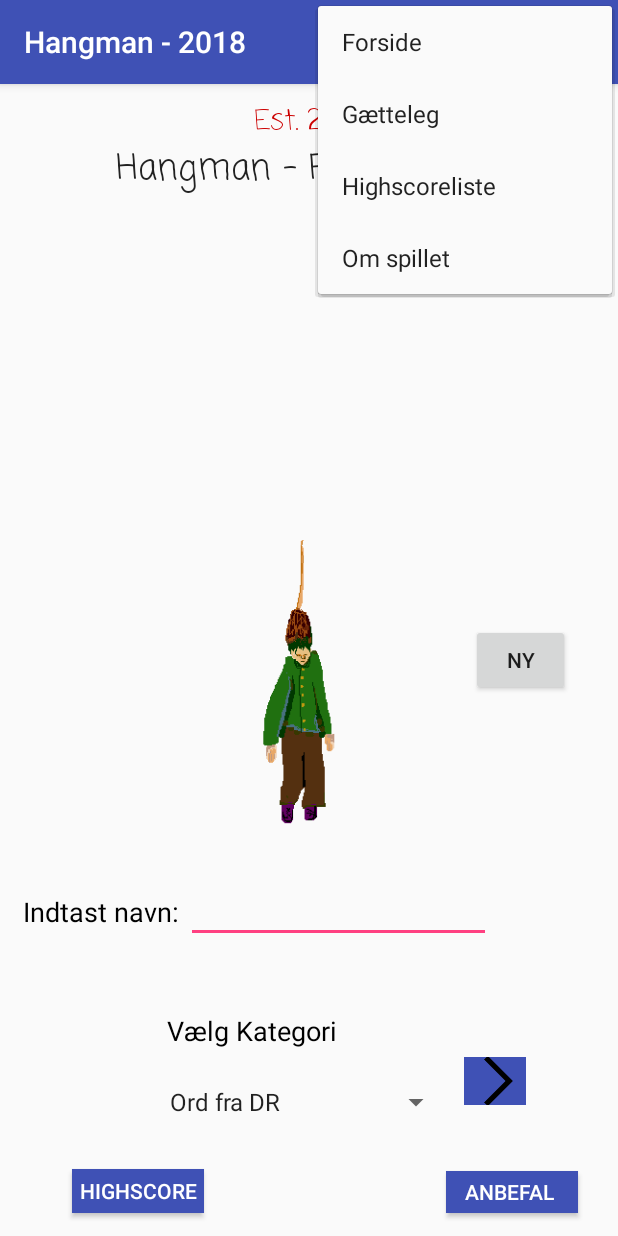
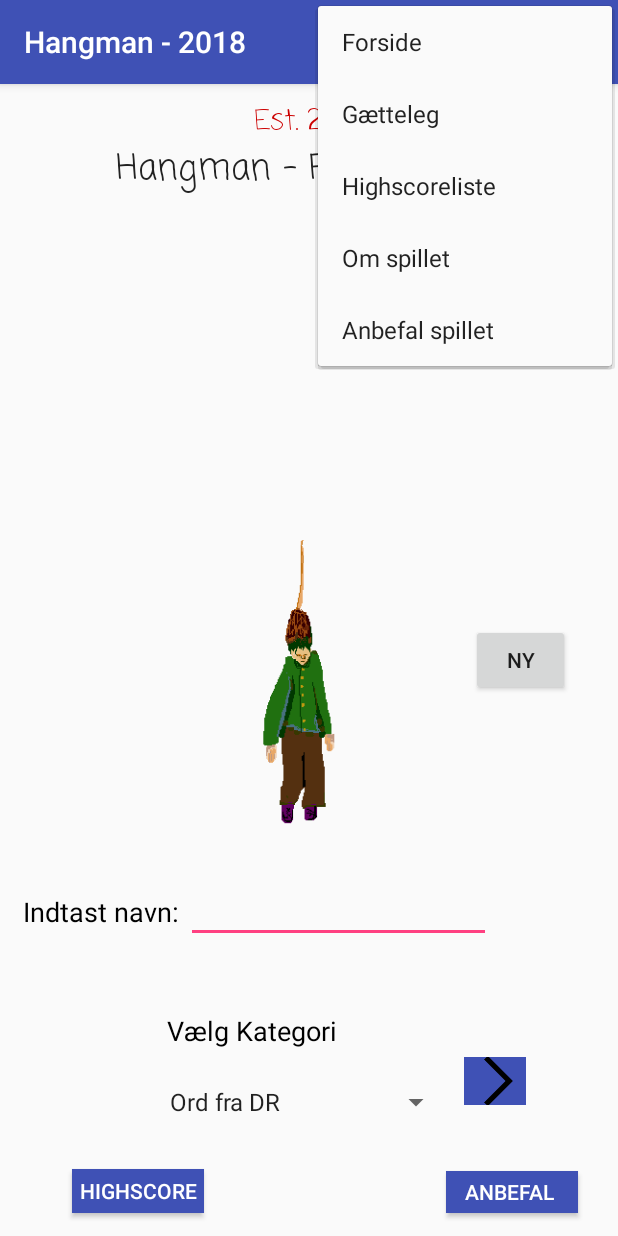
Before and after one commit to nicovahman/SplashProjekt, an Android app: the screen it shows after launch (HomeActivity), with the options menu open, on a phone screen of 412 x 824 dp. Run offline under Robolectric (Android 15) with nearby library versions, the phone set to English and light mode, and no system bars.

Commit message:
Man kan nu anbefale spillet til en ven. ette er naturligvis lavet for sjov, men for at virke realistisk.

```diff
--- a/app/src/main/java/com/example/nicolasvahman/splashprojekt/Highscore.java
+++ b/app/src/main/java/com/example/nicolasvahman/splashprojekt/Highscore.java
@@ -29,9 +29,7 @@ public class Highscore extends AppCompatActivity {
     protected void onCreate(Bundle savedInstanceState) {
         super.onCreate(savedInstanceState);
         setContentView(R.layout.activity_highscore);
-        //setTitle("Highscore liste");
 
-        getSupportActionBar().hide();
 
 
         listView = (ListView) findViewById(R.id.hsl);
--- a/app/src/main/java/com/example/nicolasvahman/splashprojekt/HomeActivity.java
+++ b/app/src/main/java/com/example/nicolasvahman/splashprojekt/HomeActivity.java
@@ -147,7 +147,7 @@ public class HomeActivity extends AppCompatActivity  {
         intent4.putExtra(Intent.EXTRA_TEXT, besked);
 
         intent4.setType("message/rfc822");
-        startActivity(Intent.createChooser(intent4, "Vælg en email du vil benytte"));
+        startActivity(Intent.createChooser(intent4, "Skriv en mail til en ven, og fortæl om spillet. Vælg en email du vil benytte"));
 
     }
 
@@ -198,6 +198,9 @@ public class HomeActivity extends AppCompatActivity  {
             case R.id.item4:
                 GoToOmSpillet();
                 return true;
+            case R.id.item5:
+                anbefalSpilletTilenVen();
+                return true;
         }
         return super.onOptionsItemSelected(item);
     }
--- a/app/src/main/java/com/example/nicolasvahman/splashprojekt/TheGame.java
+++ b/app/src/main/java/com/example/nicolasvahman/splashprojekt/TheGame.java
@@ -65,7 +65,7 @@ public class TheGame extends AppCompatActivity {
         super.onCreate(savedInstanceState);
         final boolean spilletErTabt;
         setContentView(R.layout.activity_the_game);
-        getSupportActionBar().hide();
+
 
         guess = (Button) findViewById(R.id.guessbutton);
 
--- a/app/src/main/java/com/example/nicolasvahman/splashprojekt/taberscreen.java
+++ b/app/src/main/java/com/example/nicolasvahman/splashprojekt/taberscreen.java
@@ -21,7 +21,7 @@ public class taberscreen extends AppCompatActivity {
     protected void onCreate(Bundle savedInstanceState) {
         super.onCreate(savedInstanceState);
         setContentView(R.layout.activity_taberscreen);
-        getSupportActionBar().hide();
+
 
         infoTilTaber = (TextView) findViewById(R.id.taberInfo);
         tilforsidetiltaberen = (Button) findViewById(R.id.tilforside);
--- a/app/src/main/java/com/example/nicolasvahman/splashprojekt/vinderscreen.java
+++ b/app/src/main/java/com/example/nicolasvahman/splashprojekt/vinderscreen.java
@@ -30,7 +30,7 @@ public class vinderscreen extends HomeActivity{
     protected void onCreate(Bundle savedInstanceState) {
         super.onCreate(savedInstanceState);
         setContentView(R.layout.activity_vinderscreen);
-        getSupportActionBar().hide();
+
 
         navnet = findViewById(R.id.hello);
 
--- a/app/src/main/res/menu/example_menu.xml
+++ b/app/src/main/res/menu/example_menu.xml
@@ -19,4 +19,8 @@
         android:title="Om spillet"
         app:showAsAction="never" />
 
+    <item android:id="@+id/item5"
+        android:title="Anbefal spillet"
+        app:showAsAction="never" />
+
 </menu>
```
